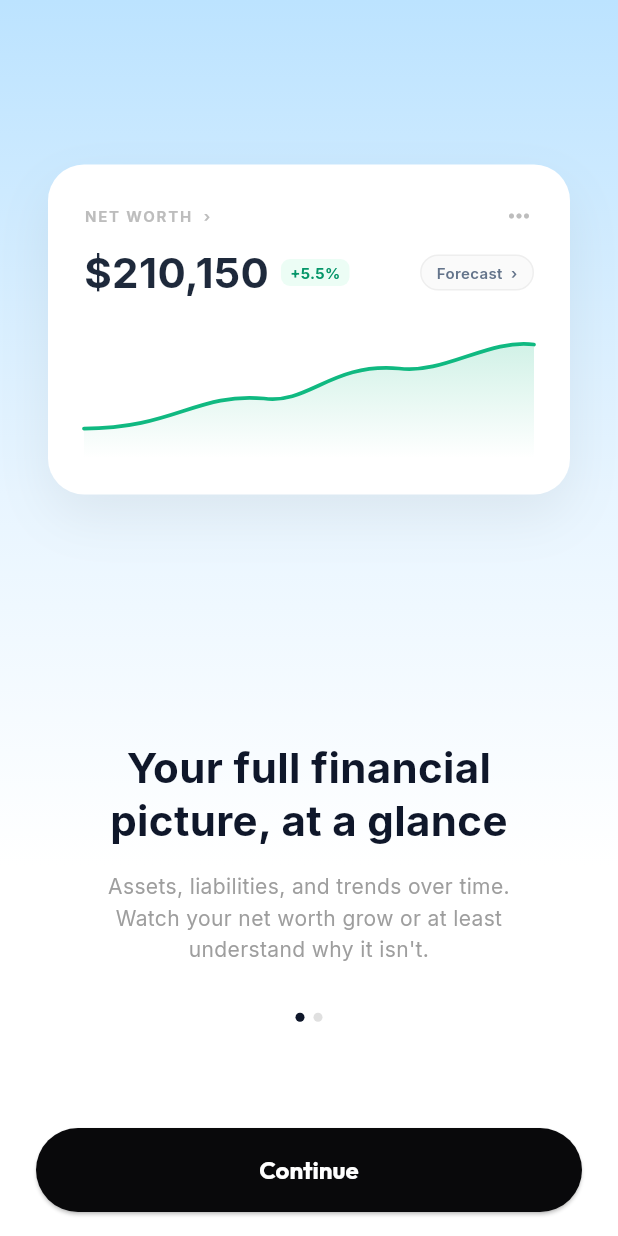
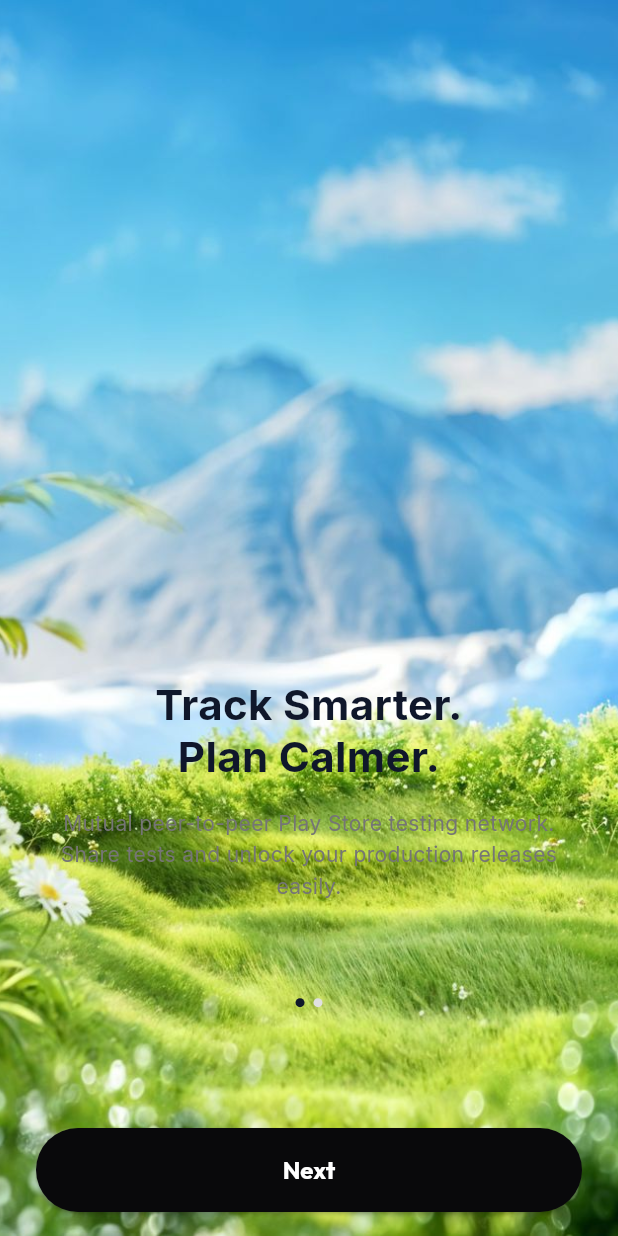
Before and after one commit to RukshanAmodya/TTester, a Flutter app: the screen it shows after launch, on a phone screen of 412 x 824 dp. Run offline on Flutter 3.47's test engine with Material 3 defaults, Android fonts, the phone set to English and light mode, and no system bars; our stand-ins replace google_fonts.

Commit message:
feat: integrate custom backgrounds, page layout transitions, and style loginscreen tagline with italic Libre Baskerville font

```diff
--- a/lib/screens/onboarding_screens.dart
+++ b/lib/screens/onboarding_screens.dart
@@ -1,4 +1,5 @@
 import 'package:flutter/material.dart';
+import 'package:google_fonts/google_fonts.dart';
 import 'package:provider/provider.dart';
 import '../app_state.dart';
 import '../theme.dart';
@@ -18,157 +19,86 @@ class _OnboardingScreenState extends State<OnboardingScreen> {
     return Scaffold(
       body: PageView(
         controller: _pageController,
+        physics: const ClampingScrollPhysics(),
         children: [
-          // Slide 1: Financial Picture (Forecast/Intro Screen)
-          NumiIntroScreen(
-            onContinue: () {
+          // Onboard Page 1
+          NumiOnboardPage(
+            backgroundImagePath: 'assets/images/Onboardscreen1.jpg',
+            title: "Track Smarter.\nPlan Calmer.",
+            subtitle: "Mutual peer-to-peer Play Store testing network. Share tests and unlock your production releases easily.",
+            buttonText: "Next",
+            onButtonPressed: () {
               _pageController.nextPage(
                 duration: const Duration(milliseconds: 400),
                 curve: Curves.easeInOut,
               );
             },
+            showIndicators: true,
+            activeIndicatorIndex: 0,
           ),
-          // Slide 2: Welcome / Sign Up Screen
-          const NumiSignUpScreen(),
+          // Onboard Page 2
+          NumiOnboardPage(
+            backgroundImagePath: 'assets/images/onboardscreen2.jpg',
+            title: "Your Full Testing\nProgress, At A Glance",
+            subtitle: "Track your recruited testers daily compliance and watch your testing clock tick down.",
+            buttonText: "Continue",
+            onButtonPressed: () {
+              Navigator.push(
+                context,
+                MaterialPageRoute(builder: (context) => const NumiLoginScreen()),
+              );
+            },
+            showIndicators: true,
+            activeIndicatorIndex: 1,
+          ),
         ],
       ),
     );
   }
 }
 
-// First screen: Intro Screen with Chart Card
-class NumiIntroScreen extends StatelessWidget {
-  final VoidCallback onContinue;
-  const NumiIntroScreen({super.key, required this.onContinue});
+class NumiOnboardPage extends StatelessWidget {
+  final String backgroundImagePath;
+  final String title;
+  final String subtitle;
+  final String buttonText;
+  final VoidCallback onButtonPressed;
+  final bool showIndicators;
+  final int activeIndicatorIndex;
+
+  const NumiOnboardPage({
+    super.key,
+    required this.backgroundImagePath,
+    required this.title,
+    required this.subtitle,
+    required this.buttonText,
+    required this.onButtonPressed,
+    required this.showIndicators,
+    required this.activeIndicatorIndex,
+  });
 
   @override
   Widget build(BuildContext context) {
     return Container(
-      decoration: const BoxDecoration(
-        gradient: LinearGradient(
-          colors: [
-            Color(0xFFBCE3FF), // Soft sky blue
-            Color(0xFFE8F5FF), // Light gradient blue
-            Color(0xFFFFFFFF), // White
-          ],
-          begin: Alignment.topCenter,
-          end: Alignment.bottomCenter,
-          stops: [0.0, 0.4, 0.7],
+      decoration: BoxDecoration(
+        image: DecorationImage(
+          image: AssetImage(backgroundImagePath),
+          fit: BoxFit.cover,
         ),
       ),
       child: SafeArea(
         child: Column(
           children: [
-            const Spacer(flex: 2),
-            // Floating Net Worth Card with Chart
+            const Spacer(flex: 7),
+            // Text Content
             Padding(
               padding: const EdgeInsets.symmetric(horizontal: 32.0),
-              child: Container(
-                padding: const EdgeInsets.all(24),
-                decoration: BoxDecoration(
-                  color: Colors.white,
-                  borderRadius: BorderRadius.circular(24),
-                  boxShadow: [
-                    BoxShadow(
-                      color: Colors.black.withOpacity(0.06),
-                      blurRadius: 30,
-                      offset: const Offset(0, 15),
-                    ),
-                  ],
-                ),
               child: Column(
-                  crossAxisAlignment: CrossAxisAlignment.start,
-                  mainAxisSize: MainAxisSize.min,
-                  children: [
-                    Row(
-                      mainAxisAlignment: MainAxisAlignment.spaceBetween,
                 children: [
                   Text(
-                          "NET WORTH  ›",
-                          style: TextStyle(
-                            fontSize: 10,
-                            fontWeight: FontWeight.bold,
-                            color: Colors.grey.shade400,
-                            letterSpacing: 1.2,
-                          ),
-                        ),
-                        Icon(
-                          Icons.more_horiz_rounded,
-                          color: Colors.grey.shade400,
-                          size: 20,
-                        ),
-                      ],
-                    ),
-                    const SizedBox(height: 8),
-                    Row(
-                      crossAxisAlignment: CrossAxisAlignment.center,
-                      children: [
-                        const Text(
-                          "\$210,150",
-                          style: TextStyle(
-                            fontSize: 28,
-                            fontWeight: FontWeight.w700,
-                            color: Color(0xFF1E293B),
-                          ),
-                        ),
-                        const SizedBox(width: 8),
-                        Container(
-                          padding: const EdgeInsets.symmetric(horizontal: 6, vertical: 2),
-                          decoration: BoxDecoration(
-                            color: const Color(0xFFECFDF5),
-                            borderRadius: BorderRadius.circular(6),
-                          ),
-                          child: const Text(
-                            "+5.5%",
-                            style: TextStyle(
-                              color: Color(0xFF059669),
-                              fontSize: 10,
-                              fontWeight: FontWeight.bold,
-                            ),
-                          ),
-                        ),
-                        const Spacer(),
-                        Container(
-                          padding: const EdgeInsets.symmetric(horizontal: 10, vertical: 4),
-                          decoration: BoxDecoration(
-                            color: Colors.grey.shade50,
-                            border: Border.all(color: Colors.grey.shade200),
-                            borderRadius: BorderRadius.circular(20),
-                          ),
-                          child: const Text(
-                            "Forecast  ›",
-                            style: TextStyle(
-                              color: Color(0xFF64748B),
-                              fontSize: 10,
-                              fontWeight: FontWeight.w600,
-                            ),
-                          ),
-                        ),
-                      ],
-                    ),
-                    const SizedBox(height: 24),
-                    // Line Chart Painter
-                    SizedBox(
-                      height: 80,
-                      width: double.infinity,
-                      child: CustomPaint(
-                        painter: NetWorthChartPainter(),
-                      ),
-                    ),
-                  ],
-                ),
-              ),
-            ),
-            const Spacer(flex: 3),
-            // Text Content
-            Padding(
-              padding: const EdgeInsets.symmetric(horizontal: 36.0),
-              child: Column(
-                children: [
-                  const Text(
-                    "Your full financial\npicture, at a glance",
+                    title,
                     textAlign: TextAlign.center,
-                    style: TextStyle(
+                    style: const TextStyle(
                       fontSize: 28,
                       height: 1.25,
                       fontWeight: FontWeight.bold,
@@ -177,27 +107,28 @@ class NumiIntroScreen extends StatelessWidget {
                   ),
                   const SizedBox(height: 16),
                   Text(
-                    "Assets, liabilities, and trends over time.\nWatch your net worth grow or at least\nunderstand why it isn't.",
+                    subtitle,
                     textAlign: TextAlign.center,
                     style: TextStyle(
                       fontSize: 14,
                       height: 1.5,
-                      color: Colors.grey.shade500,
+                      color: Colors.grey.shade600,
                     ),
                   ),
                 ],
               ),
             ),
-            const SizedBox(height: 32),
+            const Spacer(flex: 1),
             // Indicators
+            if (showIndicators)
               Row(
                 mainAxisAlignment: MainAxisAlignment.center,
                 children: [
                   Container(
                     width: 6,
                     height: 6,
-                  decoration: const BoxDecoration(
-                    color: Color(0xFF0F172A),
+                    decoration: BoxDecoration(
+                      color: activeIndicatorIndex == 0 ? const Color(0xFF0F172A) : Colors.grey.shade300,
                       shape: BoxShape.circle,
                     ),
                   ),
@@ -206,14 +137,14 @@ class NumiIntroScreen extends StatelessWidget {
                     width: 6,
                     height: 6,
                     decoration: BoxDecoration(
-                    color: Colors.grey.shade300,
+                      color: activeIndicatorIndex == 1 ? const Color(0xFF0F172A) : Colors.grey.shade300,
                       shape: BoxShape.circle,
                     ),
                   ),
                 ],
               ),
             const Spacer(flex: 1),
-            // Continue Button
+            // Button
             Padding(
               padding: const EdgeInsets.symmetric(horizontal: 24.0, vertical: 16),
               child: SizedBox(
@@ -227,10 +158,10 @@ class NumiIntroScreen extends StatelessWidget {
                       borderRadius: BorderRadius.circular(30),
                     ),
                   ),
-                  onPressed: onContinue,
-                  child: const Text(
-                    "Continue",
-                    style: TextStyle(fontWeight: FontWeight.bold, fontSize: 16),
+                  onPressed: onButtonPressed,
+                  child: Text(
+                    buttonText,
+                    style: const TextStyle(fontWeight: FontWeight.bold, fontSize: 16),
                   ),
                 ),
               ),
@@ -242,25 +173,25 @@ class NumiIntroScreen extends StatelessWidget {
   }
 }
 
-// Second screen: Sign-up / Login Page
-class NumiSignUpScreen extends StatefulWidget {
-  const NumiSignUpScreen({super.key});
+class NumiLoginScreen extends StatefulWidget {
+  const NumiLoginScreen({super.key});
 
   @override
-  State<NumiSignUpScreen> createState() => _NumiSignUpScreenState();
+  State<NumiLoginScreen> createState() => _NumiLoginScreenState();
 }
 
-class _NumiSignUpScreenState extends State<NumiSignUpScreen> {
+class _NumiLoginScreenState extends State<NumiLoginScreen> {
   bool _agreedToTerms = false;
 
   @override
   Widget build(BuildContext context) {
     final appState = Provider.of<AppState>(context, listen: false);
 
-    return Container(
+    return Scaffold(
+      body: Container(
         decoration: const BoxDecoration(
           image: DecorationImage(
-          image: AssetImage('assets/images/numi_cloud.jpg'),
+            image: AssetImage('assets/images/loginscreen.jpg'),
             fit: BoxFit.cover,
           ),
         ),
@@ -268,7 +199,7 @@ class _NumiSignUpScreenState extends State<NumiSignUpScreen> {
           child: Column(
             children: [
               const Spacer(flex: 1),
-            // Logo numi
+              // Underlined nūmi logo
               Column(
                 children: [
                   const Text(
@@ -288,27 +219,30 @@ class _NumiSignUpScreenState extends State<NumiSignUpScreen> {
                 ],
               ),
               const Spacer(flex: 3),
-            // Text Header
-            const Padding(
-              padding: EdgeInsets.symmetric(horizontal: 32.0),
+              // Custom tagline styled with Libre Baskerville italic
+              Padding(
+                padding: const EdgeInsets.symmetric(horizontal: 32.0),
                 child: Text(
-                "Track smarter.\nPlan calmer.",
+                  "Test smarter.\nRelease faster.",
                   textAlign: TextAlign.center,
-                style: TextStyle(
+                  style: GoogleFonts.libreBaskerville(
+                    textStyle: const TextStyle(
                       color: Colors.white,
                       fontSize: 36,
                       fontWeight: FontWeight.bold,
-                  height: 1.2,
+                      fontStyle: FontStyle.italic,
+                      height: 1.25,
+                    ),
                   ),
                 ),
               ),
               const Spacer(flex: 2),
-            // Buttons Section
+              // Buttons
               Padding(
                 padding: const EdgeInsets.symmetric(horizontal: 24.0),
                 child: Column(
                   children: [
-                  // Sign-up button
+                    // Sign-up/Sign-in button
                     SizedBox(
                       width: double.infinity,
                       child: ElevatedButton(
@@ -339,7 +273,6 @@ class _NumiSignUpScreenState extends State<NumiSignUpScreen> {
                       ),
                     ),
                     const SizedBox(height: 20),
-                  // OR text
                     const Text(
                       "OR",
                       style: TextStyle(
@@ -349,7 +282,7 @@ class _NumiSignUpScreenState extends State<NumiSignUpScreen> {
                       ),
                     ),
                     const SizedBox(height: 20),
-                  // Social Row
+                    // Social Sign-in Buttons
                     Row(
                       mainAxisAlignment: MainAxisAlignment.center,
                       children: [
@@ -406,7 +339,7 @@ class _NumiSignUpScreenState extends State<NumiSignUpScreen> {
                 ),
               ),
               const Spacer(flex: 1),
-            // Agree checkbox & terms links
+              // Rules & checkboxes
               Padding(
                 padding: const EdgeInsets.symmetric(horizontal: 32.0, vertical: 12),
                 child: Column(
@@ -457,6 +390,7 @@ class _NumiSignUpScreenState extends State<NumiSignUpScreen> {
             ],
           ),
         ),
+      ),
     );
   }
 
@@ -481,60 +415,3 @@ class _NumiSignUpScreenState extends State<NumiSignUpScreen> {
     );
   }
 }
-
-// Chart painter drawing a smooth green line chart
-class NetWorthChartPainter extends CustomPainter {
-  @override
-  void paint(Canvas canvas, Size size) {
-    final paint = Paint()
-      ..color = const Color(0xFF10B981) // Green
-      ..style = PaintingStyle.stroke
-      ..strokeWidth = 2.5
-      ..strokeCap = StrokeCap.round;
-
-    final path = Path();
-
-    // Draw a smooth line chart corresponding to the mockup curve
-    path.moveTo(0, size.height * 0.75);
-    path.cubicTo(
-      size.width * 0.2, size.height * 0.75,
-      size.width * 0.25, size.height * 0.45,
-      size.width * 0.4, size.height * 0.50,
-    );
-    path.cubicTo(
-      size.width * 0.5, size.height * 0.55,
-      size.width * 0.55, size.height * 0.2,
-      size.width * 0.7, size.height * 0.25,
-    );
-    path.cubicTo(
-      size.width * 0.8, size.height * 0.3,
-      size.width * 0.9, 0,
-      size.width, size.height * 0.05,
-    );
-
-    // Draw background gradient under chart
-    final fillPath = Path.from(path)
-      ..lineTo(size.width, size.height)
-      ..lineTo(0, size.height)
-      ..close();
-
-    final gradient = LinearGradient(
-      colors: [
-        const Color(0xFF10B981).withOpacity(0.2),
-        const Color(0xFF10B981).withOpacity(0.0),
-      ],
-      begin: Alignment.topCenter,
-      end: Alignment.bottomCenter,
-    );
-
-    final fillPaint = Paint()
-      ..shader = gradient.createShader(Rect.fromLTWH(0, 0, size.width, size.height))
-      ..style = PaintingStyle.fill;
-
-    canvas.drawPath(fillPath, fillPaint);
-    canvas.drawPath(path, paint);
-  }
-
-  @override
-  bool shouldRepaint(covariant CustomPainter oldDelegate) => false;
-}
```
Lines whose indentation alone changed are shown as unchanged.
